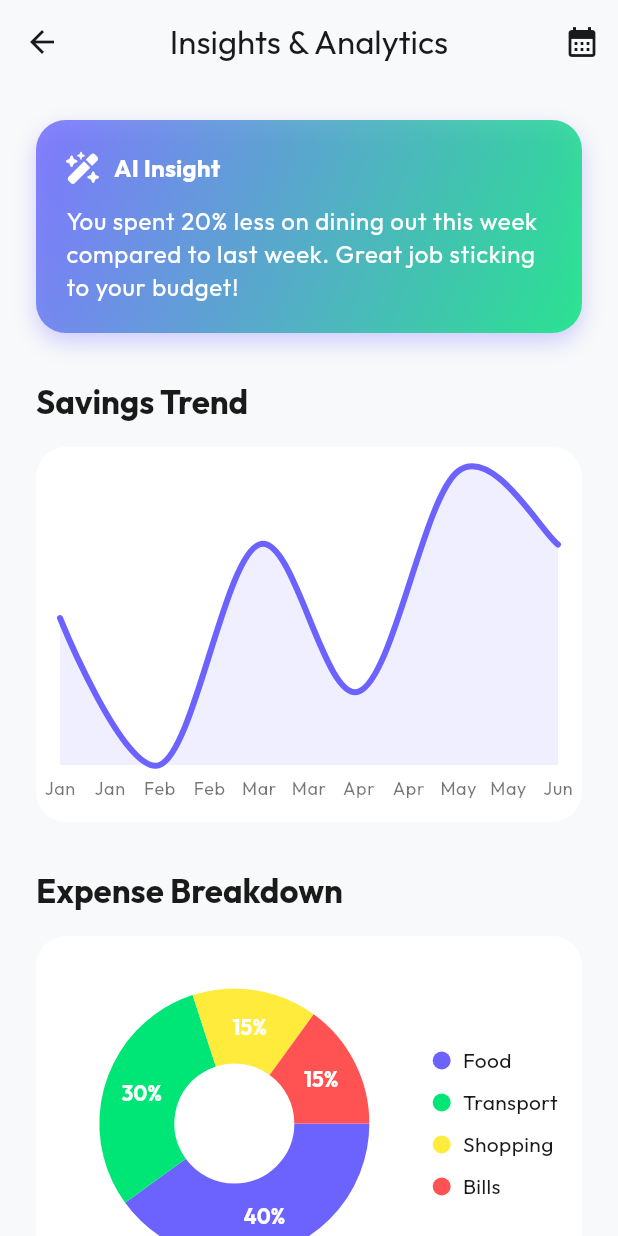
After one commit to BrahimBenzekri/pocketai, a Flutter app: the StatsScreen screen opened directly, on a phone screen of 412 x 824 dp. The commit adds this screen. Run offline on Flutter 3.47's test engine with Material 3 defaults, Android fonts, the phone set to English and light mode, and no system bars; drawn by our look-alikes of fl_chart; our stand-ins replace dio, font_awesome_flutter, google_fonts, image_picker; missing offline and left inert: record; network calls fail.

Commit message:
Add Profile and stats UI

```diff
--- /dev/null
+++ b/lib/screens/stats_screen.dart
@@ -0,0 +1,276 @@
+import 'package:fl_chart/fl_chart.dart';
+import 'package:flutter/material.dart';
+import 'package:font_awesome_flutter/font_awesome_flutter.dart';
+
+class StatsScreen extends StatelessWidget {
+  const StatsScreen({super.key});
+
+  @override
+  Widget build(BuildContext context) {
+    final theme = Theme.of(context);
+
+    return Scaffold(
+      appBar: AppBar(
+        title: const Text('Insights & Analytics'),
+        actions: [
+          IconButton(icon: const Icon(Icons.calendar_month), onPressed: () {}),
+        ],
+      ),
+      body: SingleChildScrollView(
+        padding: const EdgeInsets.all(24.0),
+        child: Column(
+          crossAxisAlignment: CrossAxisAlignment.start,
+          children: [
+            // AI Insights Card
+            Container(
+              padding: const EdgeInsets.all(20),
+              decoration: BoxDecoration(
+                gradient: LinearGradient(
+                  colors: [
+                    theme.primaryColor.withValues(alpha: 0.8),
+                    theme.colorScheme.tertiary.withValues(alpha: 0.8),
+                  ],
+                  begin: Alignment.topLeft,
+                  end: Alignment.bottomRight,
+                ),
+                borderRadius: BorderRadius.circular(20),
+                boxShadow: [
+                  BoxShadow(
+                    color: theme.primaryColor.withValues(alpha: 0.3),
+                    blurRadius: 12,
+                    offset: const Offset(0, 6),
+                  ),
+                ],
+              ),
+              child: Column(
+                crossAxisAlignment: CrossAxisAlignment.start,
+                children: [
+                  Row(
+                    children: [
+                      Icon(
+                        FontAwesomeIcons.wandMagicSparkles,
+                        color: theme.colorScheme.onPrimary,
+                        size: 20,
+                      ),
+                      const SizedBox(width: 12),
+                      Text(
+                        'AI Insight',
+                        style: theme.textTheme.titleMedium?.copyWith(
+                          color: theme.colorScheme.onPrimary,
+                          fontWeight: FontWeight.bold,
+                        ),
+                      ),
+                    ],
+                  ),
+                  const SizedBox(height: 12),
+                  Text(
+                    'You spent 20% less on dining out this week compared to last week. Great job sticking to your budget!',
+                    style: theme.textTheme.bodyLarge?.copyWith(
+                      color: theme.colorScheme.onPrimary,
+                      height: 1.4,
+                    ),
+                  ),
+                ],
+              ),
+            ),
+            const SizedBox(height: 32),
+
+            // Savings Chart Section
+            Text(
+              'Savings Trend',
+              style: theme.textTheme.titleLarge?.copyWith(
+                fontWeight: FontWeight.bold,
+              ),
+            ),
+            const SizedBox(height: 16),
+            Container(
+              height: 250,
+              padding: const EdgeInsets.all(16),
+              decoration: BoxDecoration(
+                color: theme.colorScheme.surface,
+                borderRadius: BorderRadius.circular(20),
+              ),
+              child: LineChart(
+                LineChartData(
+                  gridData: const FlGridData(show: false),
+                  titlesData: FlTitlesData(
+                    leftTitles: const AxisTitles(
+                      sideTitles: SideTitles(showTitles: false),
+                    ),
+                    topTitles: const AxisTitles(
+                      sideTitles: SideTitles(showTitles: false),
+                    ),
+                    rightTitles: const AxisTitles(
+                      sideTitles: SideTitles(showTitles: false),
+                    ),
+                    bottomTitles: AxisTitles(
+                      sideTitles: SideTitles(
+                        showTitles: true,
+                        getTitlesWidget: (value, meta) {
+                          const titles = [
+                            'Jan',
+                            'Feb',
+                            'Mar',
+                            'Apr',
+                            'May',
+                            'Jun',
+                          ];
+                          if (value.toInt() >= 0 &&
+                              value.toInt() < titles.length) {
+                            return Padding(
+                              padding: const EdgeInsets.only(top: 8.0),
+                              child: Text(
+                                titles[value.toInt()],
+                                style: theme.textTheme.bodySmall?.copyWith(
+                                  color: theme.colorScheme.onSurface.withValues(
+                                    alpha: 0.6,
+                                  ),
+                                ),
+                              ),
+                            );
+                          }
+                          return const SizedBox();
+                        },
+                      ),
+                    ),
+                  ),
+                  borderData: FlBorderData(show: false),
+                  lineBarsData: [
+                    LineChartBarData(
+                      spots: const [
+                        FlSpot(0, 3),
+                        FlSpot(1, 1),
+                        FlSpot(2, 4),
+                        FlSpot(3, 2),
+                        FlSpot(4, 5),
+                        FlSpot(5, 4),
+                      ],
+                      isCurved: true,
+                      color: theme.primaryColor,
+                      barWidth: 4,
+                      isStrokeCapRound: true,
+                      dotData: const FlDotData(show: false),
+                      belowBarData: BarAreaData(
+                        show: true,
+                        color: theme.primaryColor.withValues(alpha: 0.1),
+                      ),
+                    ),
+                  ],
+                ),
+              ),
+            ),
+            const SizedBox(height: 32),
+
+            // Expense Breakdown Section
+            Text(
+              'Expense Breakdown',
+              style: theme.textTheme.titleLarge?.copyWith(
+                fontWeight: FontWeight.bold,
+              ),
+            ),
+            const SizedBox(height: 16),
+            Container(
+              height: 250,
+              padding: const EdgeInsets.all(16),
+              decoration: BoxDecoration(
+                color: theme.colorScheme.surface,
+                borderRadius: BorderRadius.circular(20),
+              ),
+              child: Row(
+                children: [
+                  Expanded(
+                    child: PieChart(
+                      PieChartData(
+                        sectionsSpace: 0,
+                        centerSpaceRadius: 40,
+                        sections: [
+                          PieChartSectionData(
+                            color: theme.primaryColor,
+                            value: 40,
+                            title: '40%',
+                            radius: 50,
+                            titleStyle: theme.textTheme.titleSmall?.copyWith(
+                              color: Colors.white,
+                              fontWeight: FontWeight.bold,
+                            ),
+                          ),
+                          PieChartSectionData(
+                            color: theme.colorScheme.secondary,
+                            value: 30,
+                            title: '30%',
+                            radius: 50,
+                            titleStyle: theme.textTheme.titleSmall?.copyWith(
+                              color: Colors.white,
+                              fontWeight: FontWeight.bold,
+                            ),
+                          ),
+                          PieChartSectionData(
+                            color: Colors.yellow,
+                            value: 15,
+                            title: '15%',
+                            radius: 50,
+                            titleStyle: theme.textTheme.titleSmall?.copyWith(
+                              color: Colors.white,
+                              fontWeight: FontWeight.bold,
+                            ),
+                          ),
+                          PieChartSectionData(
+                            color: theme.colorScheme.error,
+                            value: 15,
+                            title: '15%',
+                            radius: 50,
+                            titleStyle: theme.textTheme.titleSmall?.copyWith(
+                              color: Colors.white,
+                              fontWeight: FontWeight.bold,
+                            ),
+                          ),
+                        ],
+                      ),
+                    ),
+                  ),
+                  const SizedBox(width: 16),
+                  Column(
+                    mainAxisAlignment: MainAxisAlignment.center,
+                    crossAxisAlignment: CrossAxisAlignment.start,
+                    children: [
+                      _buildLegendItem(context, theme.primaryColor, 'Food'),
+                      _buildLegendItem(
+                        context,
+                        theme.colorScheme.secondary,
+                        'Transport',
+                      ),
+                      _buildLegendItem(context, Colors.yellow, 'Shopping'),
+                      _buildLegendItem(
+                        context,
+                        theme.colorScheme.error,
+                        'Bills',
+                      ),
+                    ],
+                  ),
+                ],
+              ),
+            ),
+            const SizedBox(height: 100), // Bottom padding for FAB
+          ],
+        ),
+      ),
+    );
+  }
+
+  Widget _buildLegendItem(BuildContext context, Color color, String label) {
+    return Padding(
+      padding: const EdgeInsets.symmetric(vertical: 4.0),
+      child: Row(
+        children: [
+          Container(
+            width: 12,
+            height: 12,
+            decoration: BoxDecoration(color: color, shape: BoxShape.circle),
+          ),
+          const SizedBox(width: 8),
+          Text(label, style: Theme.of(context).textTheme.bodyMedium),
+        ],
+      ),
+    );
+  }
+}
--- a/lib/services/api_service.dart
+++ b/lib/services/api_service.dart
@@ -1,6 +1,7 @@
 
 import 'package:dio/dio.dart';
 import 'package:http_parser/http_parser.dart';
+import 'package:flutter/foundation.dart';
 
 class ApiService {
   final Dio _dio = Dio();
@@ -8,6 +9,7 @@ class ApiService {
 
   Future<Map<String, dynamic>> sendOCR(String imagePath) async {
     try {
+      debugPrint('Sending OCR request for image: $imagePath');
       String fileName = imagePath.split('/').last;
       FormData formData = FormData.fromMap({
         "file": await MultipartFile.fromFile(imagePath, filename: fileName),
@@ -18,8 +20,10 @@ class ApiService {
         data: formData,
       );
 
+      debugPrint('OCR request successful: ${response.data}');
       return response.data;
     } catch (e) {
+      debugPrint('OCR request failed: $e');
       throw Exception('Failed to process receipt: $e');
     }
   }
--- a/lib/widgets/main_navigator.dart
+++ b/lib/widgets/main_navigator.dart
@@ -1,6 +1,8 @@
 import 'package:flutter/material.dart';
 import 'package:pocketai/screens/home_screen.dart';
 import 'package:pocketai/screens/chatbot_screen.dart';
+import 'package:pocketai/screens/profile_screen.dart';
+import 'package:pocketai/screens/stats_screen.dart';
 import 'package:pocketai/widgets/custom_bottom_nav_bar.dart';
 import 'package:pocketai/widgets/expandable_fab.dart';
 
@@ -28,8 +30,8 @@ class _MainNavigatorState extends State<MainNavigator> {
         children: [
           HomeScreen(onNavigate: _onNavigate),
           const ChatbotScreen(),
-          const Placeholder(), // Stats screen
-          const Placeholder(), // Profile screen
+          const StatsScreen(),
+          const ProfileScreen(),
         ],
       ),
       floatingActionButton: const ExpandableFab(),
```
Also changed, not shown: lib/screens/profile_screen.dart (added, +207 -0 lines), lib/widgets/expandable_fab.dart (+27 -17 lines).
